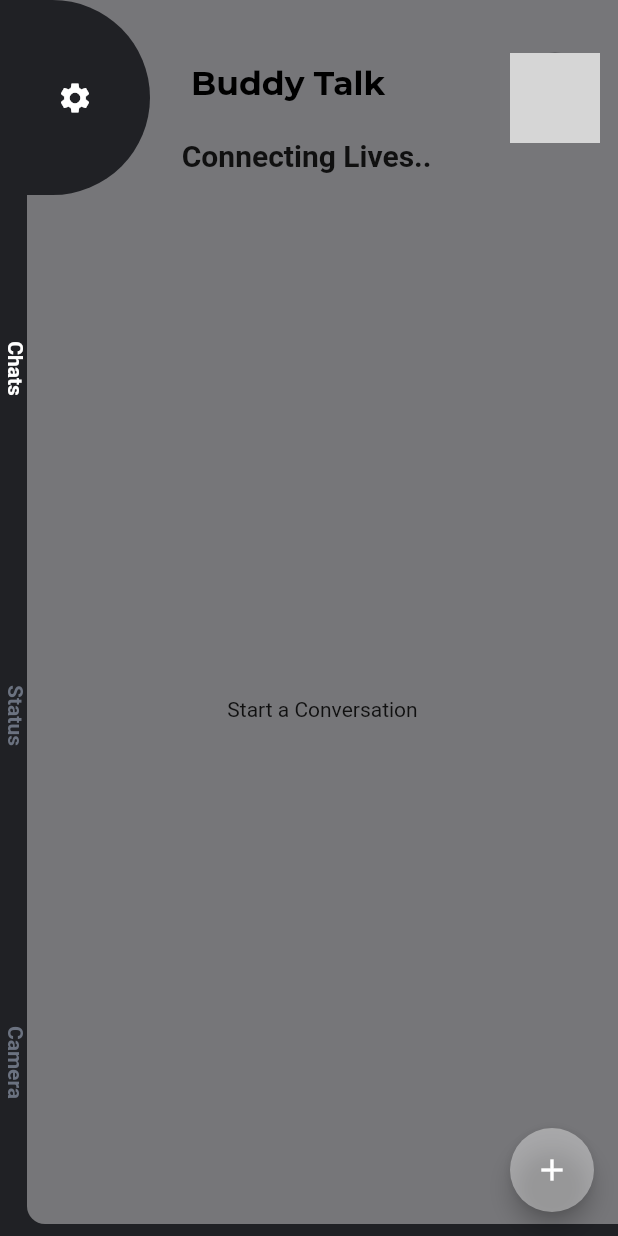
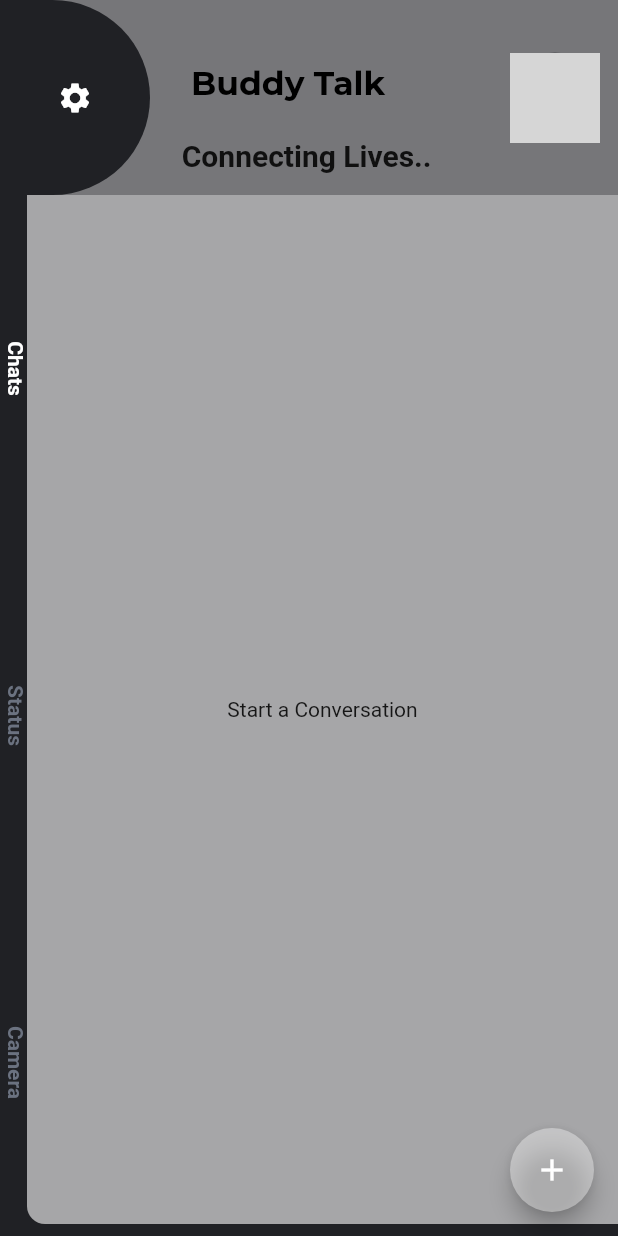
Before and after one commit to Meizzosama/Buddy_Talk, a Flutter app: the screen it shows once a user with an empty profile is signed in, on a phone screen of 412 x 824 dp. Run offline on Flutter 3.47's test engine with Material 2 defaults, Android fonts, the phone set to English and light mode, and no system bars; our stand-ins replace cloud_firestore, firebase_auth, firebase_core, firebase_storage, get, image_picker and 3 more; accounts and stored records are empty; network calls fail; Roboto replaces fonts that are missing (lato); grey boxes are pictures that could not be loaded.

Commit message:
new commit

```diff
--- a/lib/views/components/chats_components.dart
+++ b/lib/views/components/chats_components.dart
@@ -34,6 +34,7 @@ Widget chatsComponents(){
          children: snapshot.data!.docs.mapIndexed((currentValue, index) {
            //covert each msg to variable for easy access
            var doc = snapshot.data!.docs[index];
+
 return messageBubble(doc);
          }).toList(),
        );
--- a/lib/views/components/status_component.dart
+++ b/lib/views/components/status_component.dart
@@ -12,7 +12,7 @@ padding: const EdgeInsets.symmetric(horizontal: 12),
           leading: CircleAvatar(
             radius: 25,
             backgroundColor: Colors.black,
-            child: Image.asset(ic_user,color: Colors.white,),
+            backgroundImage: NetworkImage(HomeController.instance.userImage,)
           ),
           title: "My Status".text.fontFamily(bold).color(Colors.black).make(),
           subtitle: "Tap to add Status Updates".text.color(Colors.black).make(),
--- a/lib/views/components/tabbarview.dart
+++ b/lib/views/components/tabbarview.dart
@@ -2,6 +2,8 @@ import 'package:chat_withmoxi/views/components/chats_components.dart';
 import 'package:chat_withmoxi/views/components/status_component.dart';
 import 'package:flutter/cupertino.dart';
 import 'package:flutter/material.dart';
+
+import '../../consts/colors.dart';
 
 Widget tabbarView(){
   return Expanded(child:
@@ -13,7 +15,7 @@ Widget tabbarView(){
     children: [
       Container(
         decoration: const BoxDecoration(
-          color: Colors.white38,
+          color: Colors.white60,
           borderRadius: BorderRadius.only(bottomLeft: Radius.circular(12)),
           ),
         child: chatsComponents(),
```
